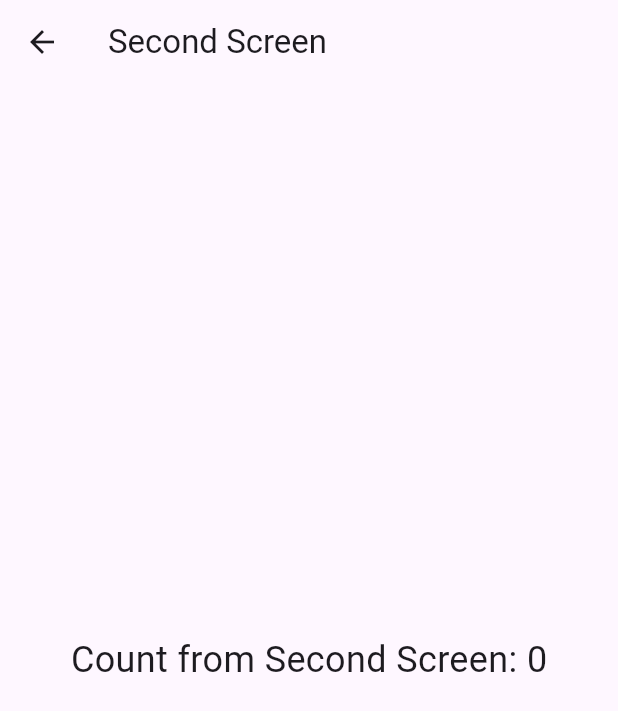
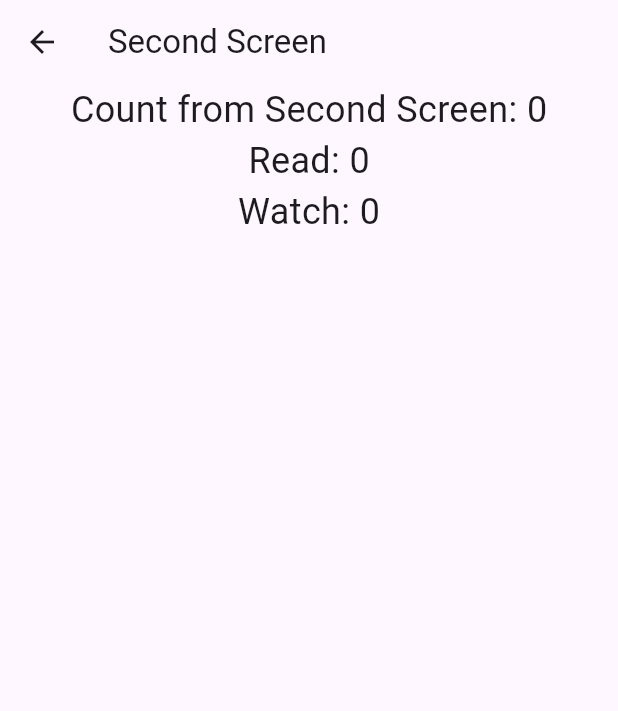
Before and after one commit to thpthang-nextfunc/discuss_tech, a Flutter app: the SecondScreen screen opened directly, on a phone screen of 412 x 824 dp. Shown: the top 711 px of the screen. Run offline on Flutter 3.47's test engine with Material 3 defaults, Android fonts, the phone set to English and light mode, and no system bars.

Commit message:
add questions

```diff
--- a/lib/second_screen.dart
+++ b/lib/second_screen.dart
@@ -14,9 +14,35 @@ class SecondScreen extends StatelessWidget {
         title: const Text('Second Screen'),
       ),
       body: Center(
-        child: Text(
-          'Count from Second Screen: ${counter.count}',
-          style: const TextStyle(fontSize: 24),
+        child: Column(
+          children: [
+            Text(
+              'Count from Second Screen: ${counter.count}',
+              style: const TextStyle(fontSize: 24),
+            ),
+            //
+            // What are differences between read, watch, of?
+            // .of == watch?
+            // .of can control list, but watch not?
+            //
+            /*
+
+            Use context.watch for most cases where you need to display provider data and want the widget to rebuild on changes.
+
+            Use context.read when you only need the current value and don't care about future updates (e.g., inside event handlers).
+
+            So read is a better choice?
+
+            */
+            Text(
+              'Read: ${context.read<Counter>().count}',
+              style: const TextStyle(fontSize: 24),
+            ),
+            Text(
+              'Watch: ${context.watch<Counter>().count}',
+              style: const TextStyle(fontSize: 24),
+            ),
+          ],
         ),
       ),
     );
```
